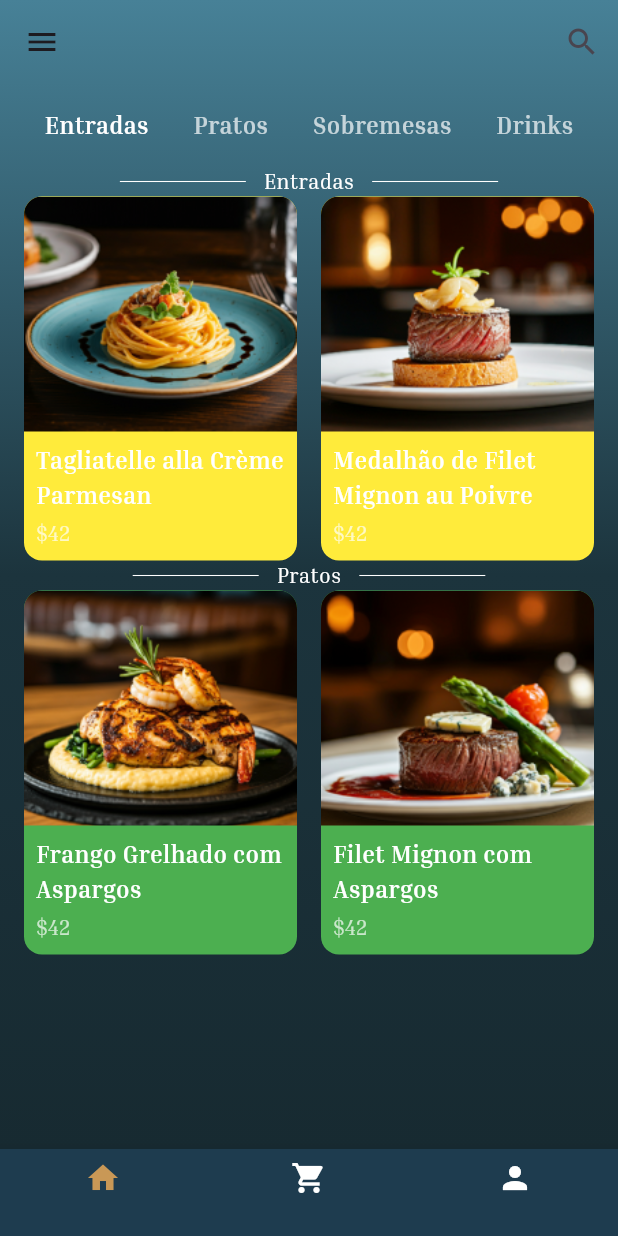
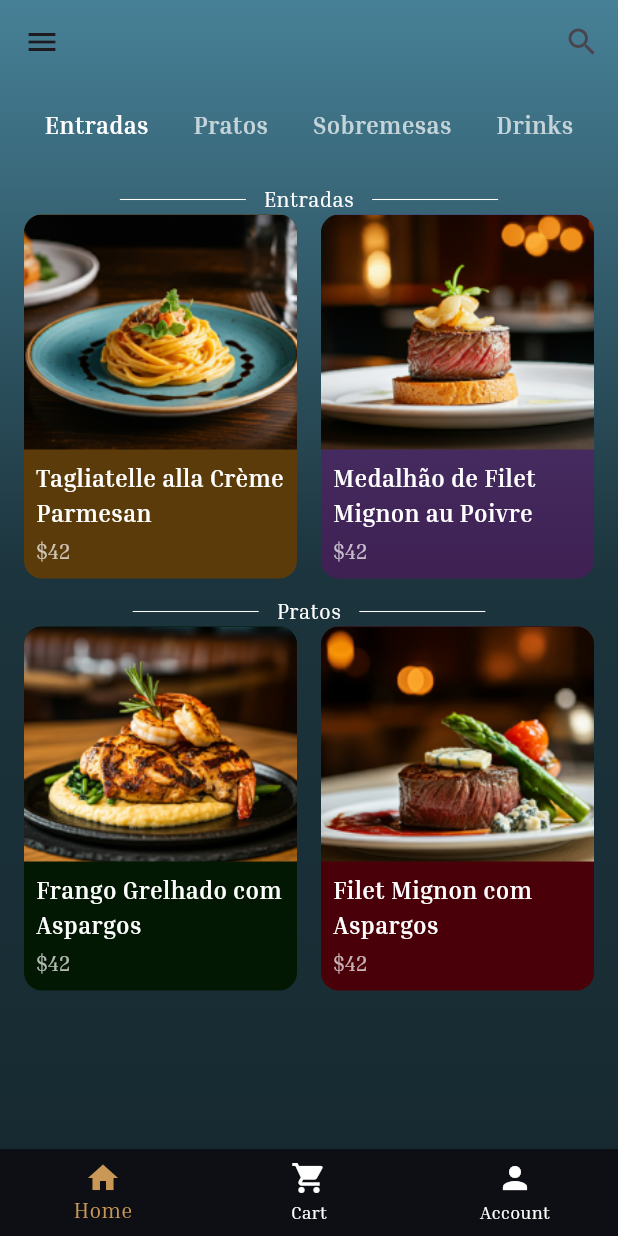
Before and after one commit to 8FTG8/Cardapio_Flutter, a Flutter app: the MenuPage screen opened by its route, on a phone screen of 412 x 824 dp. Run offline on Flutter 3.47's test engine with Material 3 defaults, Android fonts, the light colour scheme and no system bars; our stand-ins replace device_preview.

Commit message:
new release

```diff
--- a/lib/pages/menu_page.dart
+++ b/lib/pages/menu_page.dart
@@ -39,6 +39,7 @@ class _MenuPageState extends State<MenuPage> {
                   crossAxisAlignment: CrossAxisAlignment.start,
                   children: [
 
+                    SizedBox(height: 12),
                     DividerLabel(label: 'Entradas'),
 
                     _buildProductGrid([
@@ -46,16 +47,17 @@ class _MenuPageState extends State<MenuPage> {
                         name: "Tagliatelle alla Crème Parmesan",
                         price: "\$42",
                         image: 'assets/images/entrada_1.png',
-                        backgroundColor: Colors.yellow,
+                        backgroundColor: Color(0xFF5B3B09),
                       ),
                       ProductCard(
                         name: "Medalhão de Filet Mignon au Poivre",
                         price: "\$42",
                         image: 'assets/images/entrada_2.png',
-                        backgroundColor: Colors.yellow,
+                        backgroundColor: Color.fromARGB(99, 118, 2, 118),
                       ),
                     ]),
 
+                    SizedBox(height: 12),
                     DividerLabel(label: 'Pratos'),
 
                     _buildProductGrid([
@@ -63,13 +65,13 @@ class _MenuPageState extends State<MenuPage> {
                         name: "Frango Grelhado com Aspargos",
                         price: "\$42",
                         image: 'assets/images/prato_1.png',
-                        backgroundColor: Colors.green,
+                        backgroundColor: Color(0xFF021803),
                       ),
                       ProductCard(
                         name: "Filet Mignon com Aspargos",
                         price: "\$42",
                         image: 'assets/images/prato_2.png',
-                        backgroundColor: Colors.green,
+                        backgroundColor: Color(0xFF4A0009),
                       ),
                       // Adicione mais ProductCard aqui conforme necessário
                     ]),
@@ -87,22 +89,20 @@ class _MenuPageState extends State<MenuPage> {
             _currentIndex = index; // Atualiza o índice atual
           });
 
-          // Lógica para navegação baseada no índice
           switch (index) {
-            case 0:
+            case 1:
               Navigator.pushReplacement(
                 context,
                 MaterialPageRoute(builder: (context) => MenuPage()),
               );
               break;
-            // Adicione casos para outras páginas
-            /*case 1:
+            /*case 2:
               Navigator.pushReplacement(
                 context,
                 MaterialPageRoute(builder: (context) => SearchPage()),
               );
               break;
-            case 2:
+            case 3:
               Navigator.pushReplacement(
                 context,
                 MaterialPageRoute(builder: (context) => CartPage()),
--- a/lib/widgets/nav_bar.dart
+++ b/lib/widgets/nav_bar.dart
@@ -9,23 +9,23 @@ class CustomNavBar extends StatelessWidget {
   @override
   Widget build(BuildContext context) {
     return BottomNavigationBar(
-      backgroundColor: Color(0xFF1E3C4F),
+      backgroundColor: Color(0xFF0D0F14),
       selectedItemColor: Color(0xFFC99856),
       unselectedItemColor: Colors.white,
       currentIndex: selectedIndex,
       onTap: onTap,
-      items: [
+      items: const [
         BottomNavigationBarItem(
           icon: Icon(Icons.home),
-          label: '',
+          label: 'Home',
         ),
         BottomNavigationBarItem(
           icon: Icon(Icons.shopping_cart),
-          label: '',
+          label: 'Cart',
         ),
         BottomNavigationBarItem(
           icon: Icon(Icons.person),
-          label: '',
+          label: 'Account',
         ),
       ],
     );
```
